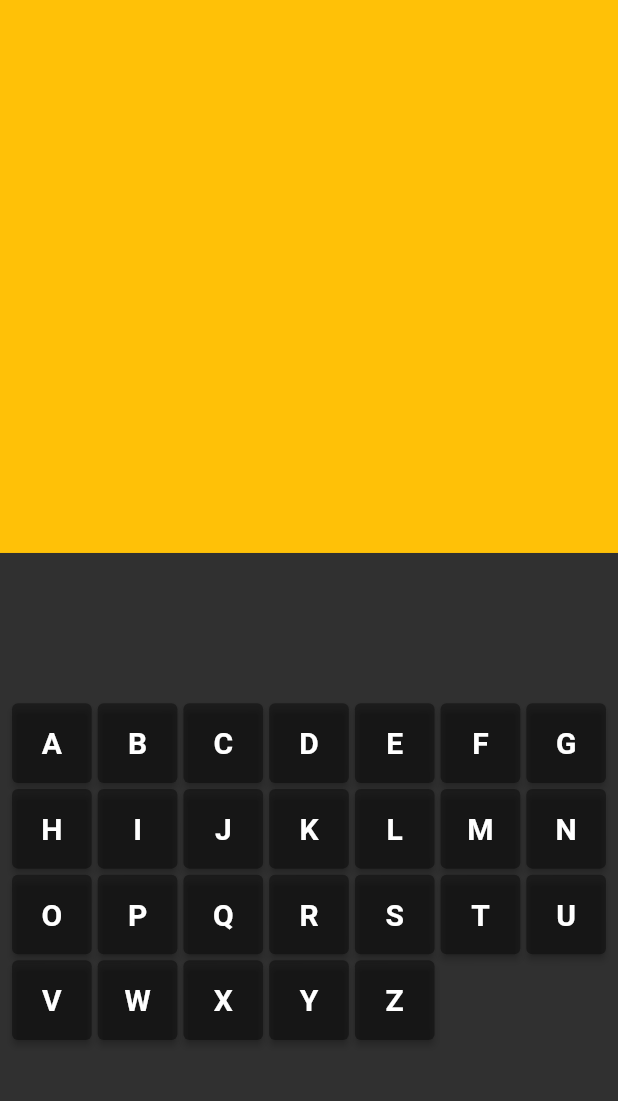
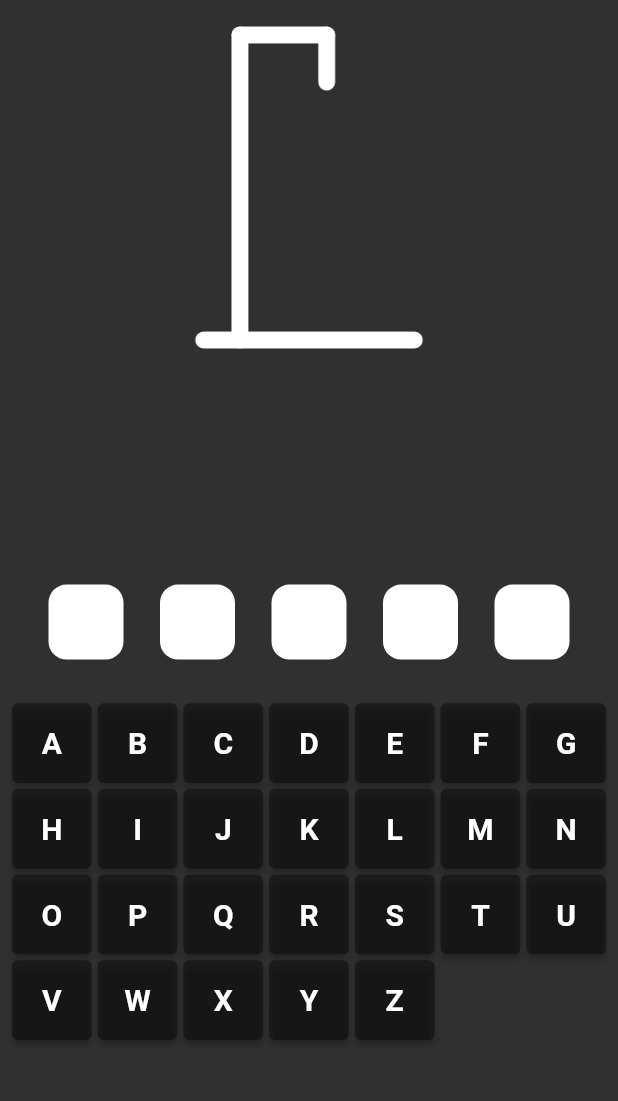
Before and after one commit to khellud/Hangman-Game, a Flutter app: the screen it shows after launch, on a phone screen of 412 x 824 dp, the part 84-1185 px from its top. Run offline on Flutter 3.47's test engine with Material 2 defaults, Android fonts, the phone set to English and light mode, and no system bars.

Commit message:
final commit

```diff
--- /dev/null
+++ b/lib/game/figure_widget.dart
@@ -0,0 +1,12 @@
+import 'package:flutter/material.dart';
+
+Widget figure(String path, bool visible) {
+  return SizedBox(
+    width: 250,
+    height: 250,
+    child: Visibility(
+      visible: visible,
+      child: Image.asset(path),
+    ),
+  );
+}
--- a/lib/game/game_letters.dart
+++ b/lib/game/game_letters.dart
@@ -4,13 +4,22 @@ import '../constant/consts.dart';
 
 Widget hiddenLetters(String char, bool visible) {
   return Container(
+    alignment: Alignment.center,
+    width: 50,
+    height: 50,
+    decoration: BoxDecoration(
+      borderRadius: BorderRadius.circular(12.0),
+      color: Colors.white,
+    ),
     child: Visibility(
+      visible: !visible,
       child: Text(
         char,
         style: const TextStyle(
-            fontWeight: FontWeight.bold,
-            fontSize: 18,
-            color: AppColors.backGroundColor),
+          fontWeight: FontWeight.bold,
+          fontSize: 20,
+          color: AppColors.backGroundColor,
+        ),
       ),
     ),
   );
--- a/lib/game_screen.dart
+++ b/lib/game_screen.dart
@@ -1,6 +1,8 @@
 import 'package:flutter/material.dart';
 
 import 'constant/consts.dart';
+import 'game/figure_widget.dart';
+import 'game/game_letters.dart';
 
 class GameScreen extends StatefulWidget {
   const GameScreen({super.key});
@@ -11,6 +13,9 @@ class GameScreen extends StatefulWidget {
 
 class _GameScreenState extends State<GameScreen> {
   var charac = "abcdefghijklmnopqrstuvwxyz".toUpperCase();
+  var word = "baaba".toUpperCase();
+  List<String> selectedChar = [];
+  var tries = 0;
 
   @override
   Widget build(BuildContext context) {
@@ -29,13 +34,33 @@ class _GameScreenState extends State<GameScreen> {
               children: [
                 Expanded(
                   flex: 4,
-                  child: Container(
-                    color: Colors.amber,
+                  child: Stack(
+                    children: [
+                      figure(GameUI.hang, tries >= 0),
+                      figure(GameUI.head, tries >= 1),
+                      figure(GameUI.body, tries >= 2),
+                      figure(GameUI.leftArm, tries >= 3),
+                      figure(GameUI.rightArm, tries >= 4),
+                      figure(GameUI.leftLeg, tries >= 5),
+                      figure(GameUI.rightLeg, tries >= 6),
+                    ],
                   ),
                 ),
                 Expanded(
                   child: Container(
                     padding: const EdgeInsets.all(8.0),
+                    child: Row(
+                      mainAxisAlignment: MainAxisAlignment.spaceEvenly,
+                      children: word
+                          .split("")
+                          .map(
+                            (e) => hiddenLetters(
+                              e,
+                              !selectedChar.contains(e.toUpperCase()),
+                            ),
+                          )
+                          .toList(),
+                    ),
                   ),
                 ),
               ],
@@ -55,7 +80,16 @@ class _GameScreenState extends State<GameScreen> {
                     style: ElevatedButton.styleFrom(
                       backgroundColor: Colors.black38,
                     ),
-                    onPressed: () {},
+                    onPressed: selectedChar.contains(e.toUpperCase())
+                        ? null
+                        : () {
+                            setState(() {
+                              selectedChar.add(e.toUpperCase());
+                              if (!word.split("").contains(e.toUpperCase())) {
+                                tries++;
+                              }
+                            });
+                          },
                     child: Text(
                       e,
                       style: const TextStyle(
--- a/lib/main.dart
+++ b/lib/main.dart
@@ -2,7 +2,7 @@ import 'package:flutter/material.dart';
 import 'game_screen.dart';
 
 void main() {
-  runApp(MyApp());
+  runApp(const MyApp());
 }
 
 class MyApp extends StatelessWidget {
@@ -13,6 +13,6 @@ class MyApp extends StatelessWidget {
     return MaterialApp(
         debugShowCheckedModeBanner: false,
         theme: ThemeData.dark(),
-        home: GameScreen());
+        home: const GameScreen());
   }
 }
```
